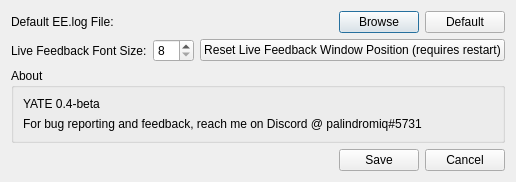
Before: the Qt Designer form settingsdialog.ui in palindromiq/YATE, drawn with Qt 5.
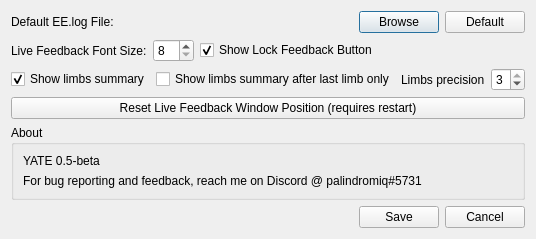
After: the same form once the commit is applied.

```diff
--- a/settingsdialog.ui
+++ b/settingsdialog.ui
@@ -6,8 +6,8 @@
    <rect>
     <x>0</x>
     <y>0</y>
-    <width>509</width>
-    <height>176</height>
+    <width>471</width>
+    <height>232</height>
    </rect>
   </property>
   <property name="windowTitle">
@@ -71,7 +71,7 @@
       <widget class="QSpinBox" name="spnFeedbackFont">
        <property name="sizePolicy">
         <sizepolicy hsizetype="Minimum" vsizetype="Fixed">
-         <horstretch>1</horstretch>
+         <horstretch>0</horstretch>
          <verstretch>0</verstretch>
         </sizepolicy>
        </property>
@@ -87,20 +87,91 @@
       </widget>
      </item>
      <item>
-      <widget class="QPushButton" name="btnResetFeedback">
+      <widget class="QCheckBox" name="chkLockFeedbackButton">
        <property name="sizePolicy">
         <sizepolicy hsizetype="Minimum" vsizetype="Fixed">
-         <horstretch>5</horstretch>
+         <horstretch>0</horstretch>
          <verstretch>0</verstretch>
         </sizepolicy>
        </property>
        <property name="text">
-        <string>Reset Live Feedback Window Position (requires restart)</string>
+        <string>Show Lock Feedback Button</string>
        </property>
+       <property name="checked">
+        <bool>true</bool>
+       </property>
       </widget>
      </item>
+     <item>
+      <widget class="QWidget" name="widget_2" native="true">
+       <property name="sizePolicy">
+        <sizepolicy hsizetype="Preferred" vsizetype="Preferred">
+         <horstretch>1</horstretch>
+         <verstretch>0</verstretch>
+        </sizepolicy>
+       </property>
+      </widget>
+     </item>
     </layout>
    </item>
+   <item>
+    <layout class="QHBoxLayout" name="horizontalLayout_4">
+     <item>
+      <widget class="QCheckBox" name="chkShowLimbs">
+       <property name="text">
+        <string>Show limbs summary</string>
+       </property>
+       <property name="checked">
+        <bool>true</bool>
+       </property>
+      </widget>
+     </item>
+     <item>
+      <widget class="QCheckBox" name="chkShowLimbsAfterLast">
+       <property name="text">
+        <string>Show limbs summary after last limb only</string>
+       </property>
+      </widget>
+     </item>
+     <item>
+      <layout class="QFormLayout" name="formLayout">
+       <item row="0" column="0">
+        <widget class="QLabel" name="lblLimbsPrec">
+         <property name="text">
+          <string>Limbs precision</string>
+         </property>
+        </widget>
+       </item>
+       <item row="0" column="1">
+        <widget class="QSpinBox" name="spnLimbsPrec">
+         <property name="minimum">
+          <number>1</number>
+         </property>
+         <property name="maximum">
+          <number>3</number>
+         </property>
+         <property name="value">
+          <number>3</number>
+         </property>
+        </widget>
+       </item>
+      </layout>
+     </item>
+    </layout>
+   </item>
+   <item>
+    <widget class="QPushButton" name="btnResetFeedback">
+     <property name="sizePolicy">
+      <sizepolicy hsizetype="Minimum" vsizetype="Fixed">
+       <horstretch>0</horstretch>
+       <verstretch>0</verstretch>
+      </sizepolicy>
+     </property>
+     <property name="text">
+      <string>Reset Live Feedback Window Position (requires restart)</string>
+     </property>
+    </widget>
+   </item>
    <item>
     <widget class="QGroupBox" name="grpAbout">
      <property name="title">
@@ -110,7 +181,7 @@
       <item>
        <widget class="QLabel" name="lblVersion">
         <property name="text">
-         <string>YATE 0.4-beta</string>
+         <string>YATE 0.5-beta</string>
         </property>
        </widget>
       </item>
```
